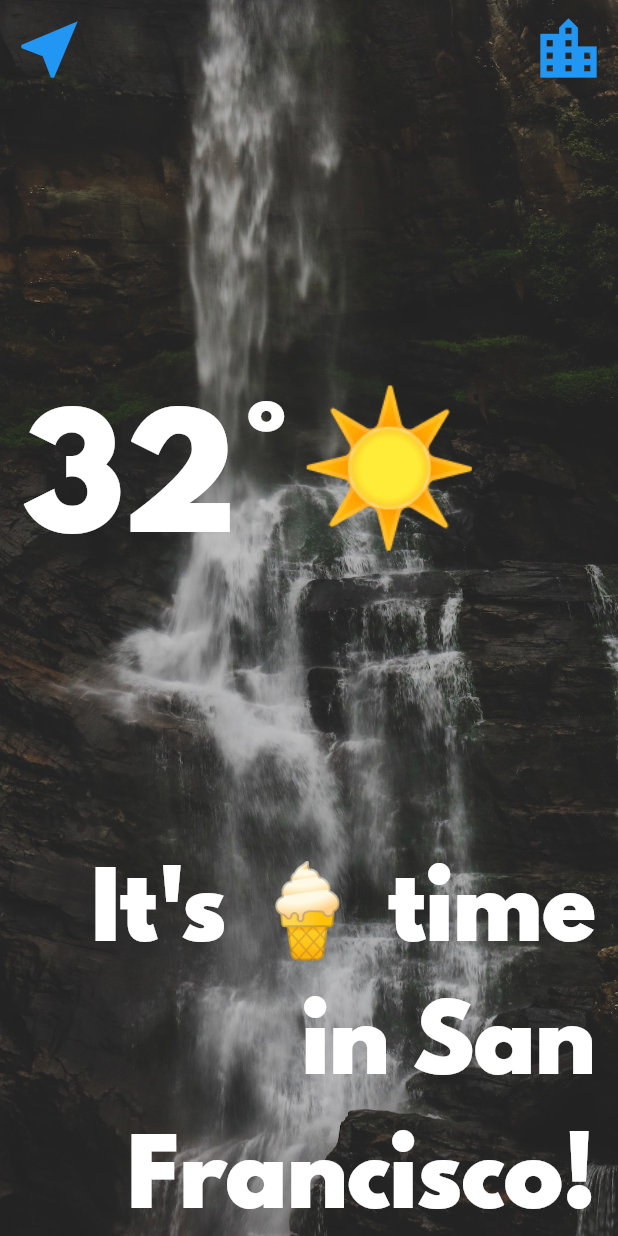
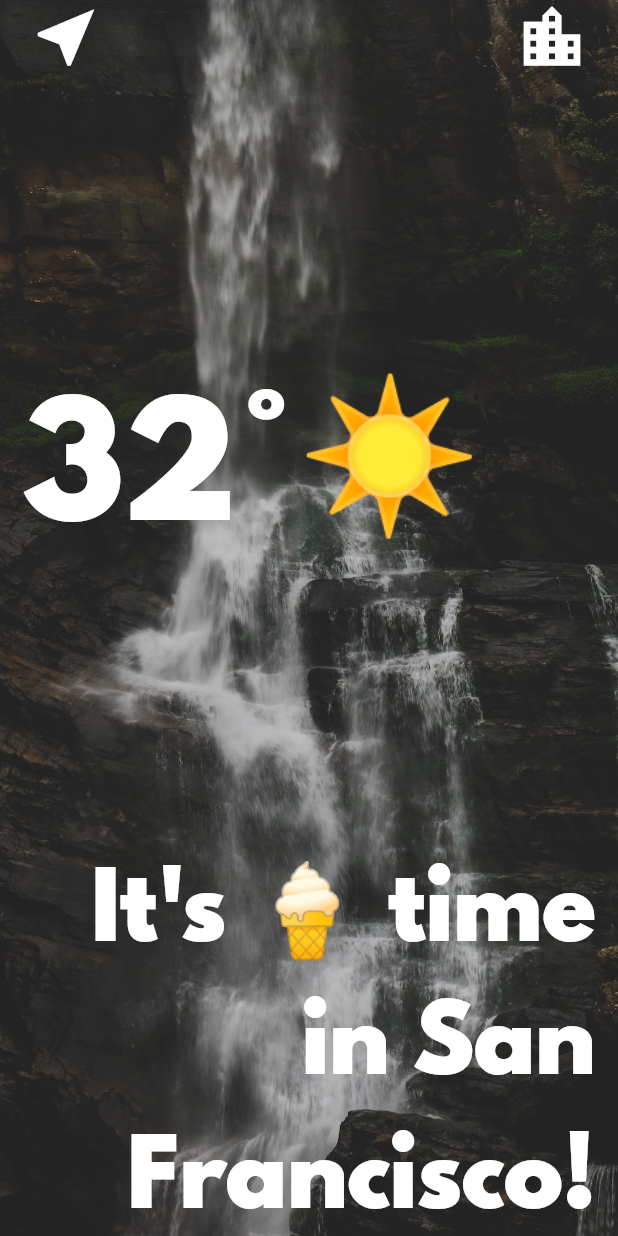
Before and after one commit to HeratUni-CS/clima-hohanif, a Flutter app: the LocationScreen screen opened directly, on a phone screen of 412 x 824 dp. Run offline on Flutter 3.47's test engine with Material 2 defaults, Android fonts, the phone set to English and light mode, and no system bars.

Commit message:
My project File

```diff
--- a/lib/screens/city_screen.dart
+++ b/lib/screens/city_screen.dart
@@ -23,7 +23,7 @@ class _CityScreenState extends State<CityScreen> {
             children: <Widget>[
               Align(
                 alignment: Alignment.topLeft,
-                child: TextButton(
+                child: FlatButton(
                   onPressed: () {},
                   child: Icon(
                     Icons.arrow_back_ios,
@@ -35,7 +35,7 @@ class _CityScreenState extends State<CityScreen> {
                 padding: EdgeInsets.all(20.0),
                 child: null,
               ),
-              TextButton(
+              FlatButton(
                 onPressed: () {},
                 child: Text(
                   'Get Weather',
--- a/lib/screens/loading_screen.dart
+++ b/lib/screens/loading_screen.dart
@@ -10,7 +10,7 @@ class _LoadingScreenState extends State<LoadingScreen> {
   Widget build(BuildContext context) {
     return Scaffold(
       body: Center(
-        child: TextButton(
+        child: RaisedButton(
           onPressed: () {
             //Get the current location
           },
--- a/lib/screens/location_screen.dart
+++ b/lib/screens/location_screen.dart
@@ -28,14 +28,14 @@ class _LocationScreenState extends State<LocationScreen> {
               Row(
                 mainAxisAlignment: MainAxisAlignment.spaceBetween,
                 children: <Widget>[
-                  TextButton(
+                  FlatButton(
                     onPressed: () {},
                     child: Icon(
                       Icons.near_me,
                       size: 50.0,
                     ),
                   ),
-                  TextButton(
+                  FlatButton(
                     onPressed: () {},
                     child: Icon(
                       Icons.location_city,
```
Also changed, not shown: pubspec.yaml (+8 -13 lines).
